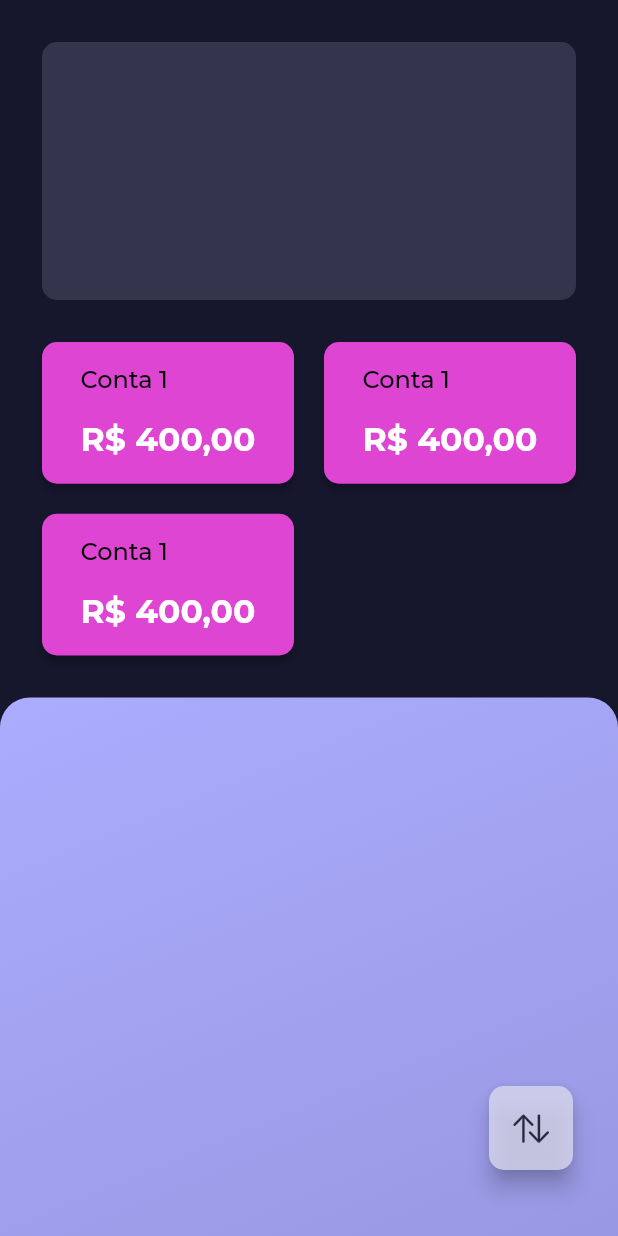
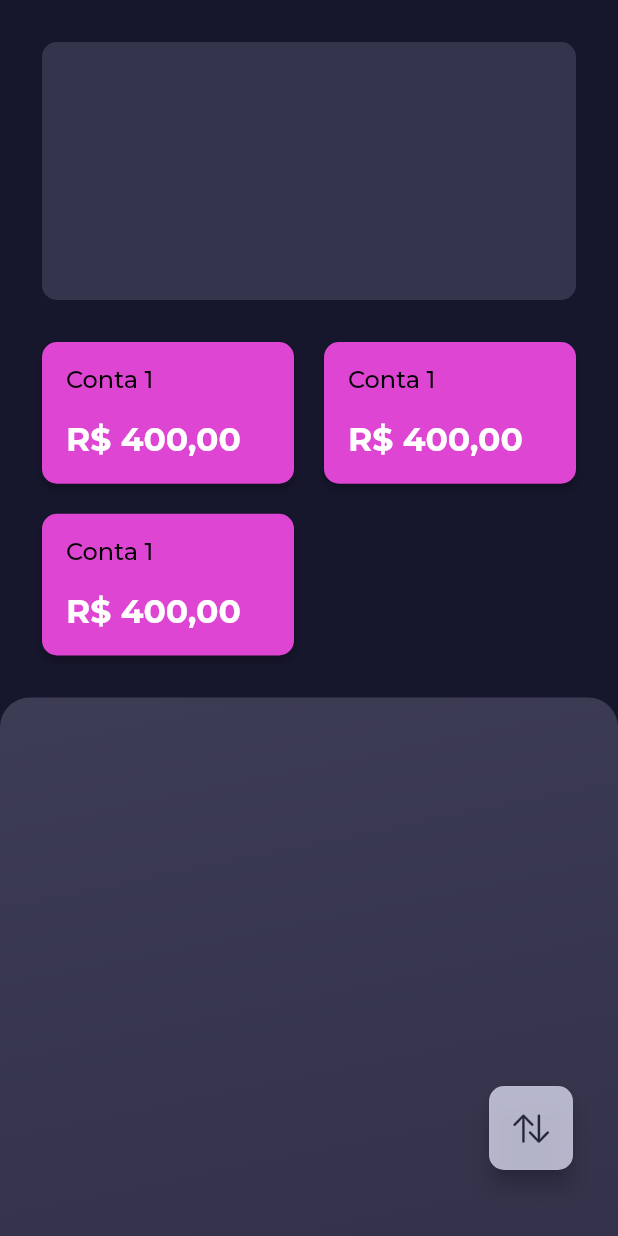
Before and after one commit to Louis-Ian/DogeFinances, a Flutter app: the screen it shows after launch, on a phone screen of 412 x 824 dp. Run offline on Flutter 3.47's test engine with Material 2 defaults, Android fonts, the light colour scheme and no system bars; our stand-ins replace google_fonts.

Commit message:
Interface tweaks

```diff
--- a/doge_finances/lib/components/widgets/accountInfoWidget.dart
+++ b/doge_finances/lib/components/widgets/accountInfoWidget.dart
@@ -31,7 +31,7 @@ class _AccountInfoState extends State<AccountInfo> {
       ),
       child: Column(
         mainAxisAlignment: MainAxisAlignment.spaceEvenly,
-        crossAxisAlignment: CrossAxisAlignment.start,
+        crossAxisAlignment: CrossAxisAlignment.stretch,
         children: [
           Text(
             "Conta 1",
@@ -43,7 +43,7 @@ class _AccountInfoState extends State<AccountInfo> {
           ),
           Text(
             "R\$ 400,00",
-            textAlign: TextAlign.center,
+            textAlign: TextAlign.left,
             style: GoogleFonts.montserrat(
               fontSize: 22,
               fontWeight: FontWeight.bold,
--- a/doge_finances/lib/screens/homescreen.dart
+++ b/doge_finances/lib/screens/homescreen.dart
@@ -56,10 +56,10 @@ class _HomescreenState extends State<Homescreen> {
                     borderRadius: BorderRadius.all(Radius.circular(2*defaultRadius)),
                     gradient: LinearGradient(
                       begin: Alignment.topLeft,
-                      end: Alignment.bottomRight,
+                      end: Alignment.bottomCenter,
                       colors: [
-                        dogeLilac.withOpacity(1.0),
-                        dogeLilac.withOpacity(0.7)
+                        dogeCloudy.withOpacity(1.0),
+                        dogeCloudy.withOpacity(0.4)
                       ]
                     )
                   ),
```
